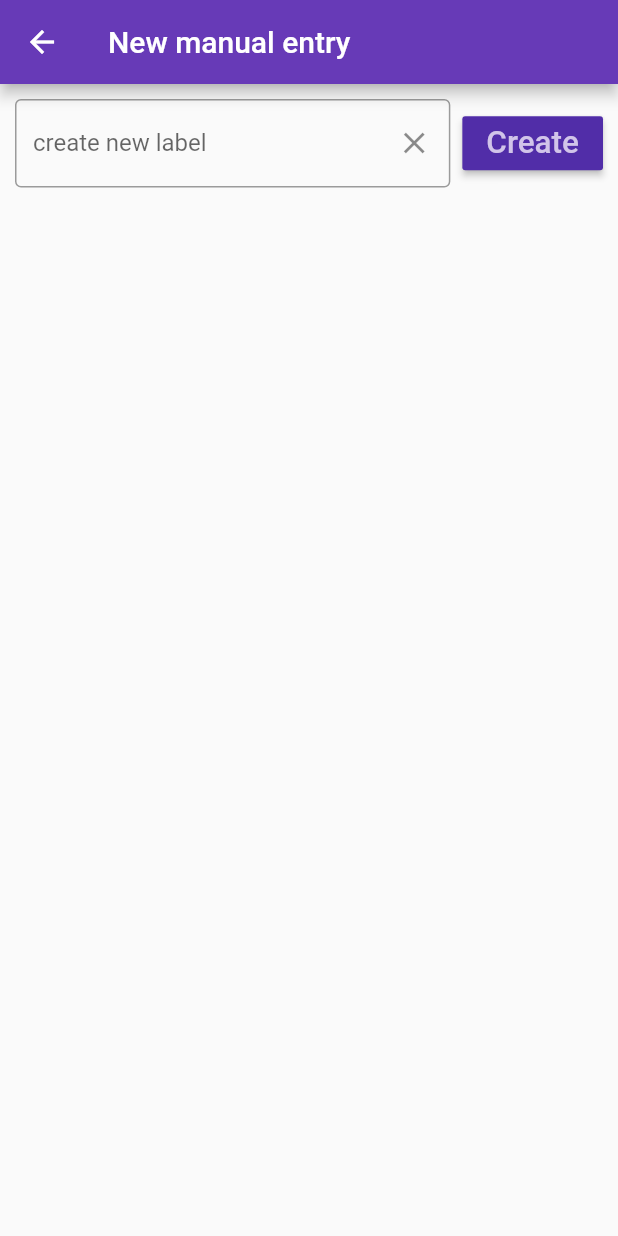
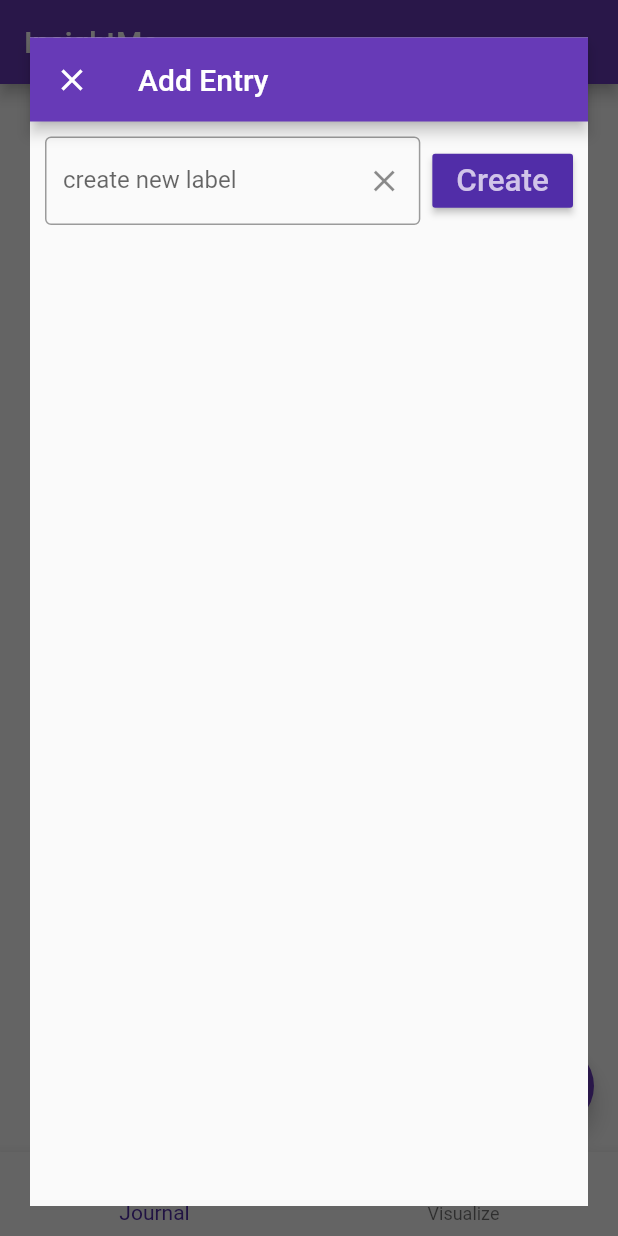
Before and after one commit to christianreiser/InsightMe, a Flutter app: the screen it shows after launch, after a tap on the "border color" icon, on a phone screen of 412 x 824 dp. Run offline on Flutter 3.47's test engine with Material 2 defaults, Android fonts, the phone set to English and light mode, and no system bars; our stand-ins replace google_fonts, sqflite; missing offline and left inert: fl_animated_linechart; accounts and stored records are empty.

Commit message:
createNewAttribute as overlay with opacity padding

```diff
--- a/lib/Jounal/searchOrCreateAttribute.dart
+++ b/lib/Jounal/searchOrCreateAttribute.dart
@@ -28,9 +28,9 @@ class SearchOrCreateAttributeState extends State<SearchOrCreateAttribute> {
     return Scaffold(
       // APP BAR
       appBar: AppBar(
-        title: Text("New manual entry"),
+        title: Text("Add Entry"),
         leading: IconButton(
-          icon: Icon(Icons.arrow_back),
+          icon: Icon(Icons.close),
           onPressed: () async {
             _navigateToScaffoldRoute(); // refreshes
           },
@@ -204,10 +204,12 @@ class SearchOrCreateAttributeState extends State<SearchOrCreateAttribute> {
 
   // navigation for editing entry
   void _navigateToScaffoldRoute() async {
+    // don't use pop because it doesn't refresh the page
+    // RemoveUntil is needed to remove the old outdated journal route
     bool result =
-        await Navigator.push(context, MaterialPageRoute(builder: (context) {
+        await Navigator.pushAndRemoveUntil(context, MaterialPageRoute(builder: (context, ) {
       return ScaffoldRoute();
-    }));
+    }), (Route<dynamic> route) => false);
 
     if (result == true) {
       _updateEntryListView();
--- a/lib/scaffold_route.dart
+++ b/lib/scaffold_route.dart
@@ -19,6 +19,7 @@ class _ScaffoldRouteState extends State<ScaffoldRoute> {
     return Scaffold(
       appBar: AppBar(
         title: Text("InsightMe"),
+        leading: null,
       ),
       body: Center(
         child: _widgetOptions.elementAt(_selectedIndex),
@@ -28,12 +29,20 @@ class _ScaffoldRouteState extends State<ScaffoldRoute> {
       floatingActionButton: FloatingActionButton(
         onPressed: () {
           print("nav to add manually");
-                Navigator.push(
-                  context,
-                  MaterialPageRoute(builder: (context) {
-                    return SearchOrCreateAttribute();
-                  }),
-                );          },
+          Navigator.of(context).push(
+            PageRouteBuilder(
+              opaque: false, // set to false
+              pageBuilder: (_, __, ___) => Container(
+                color: Colors.black.withOpacity(.6),
+              child: Padding(
+                  padding: EdgeInsets.fromLTRB(20,25,20,20),
+
+                  child: SearchOrCreateAttribute(),
+                ),
+              ),
+            ),
+          );
+        },
         child: Icon(Icons.border_color),
       ),
 
```
Lines whose indentation alone changed are shown as unchanged.
